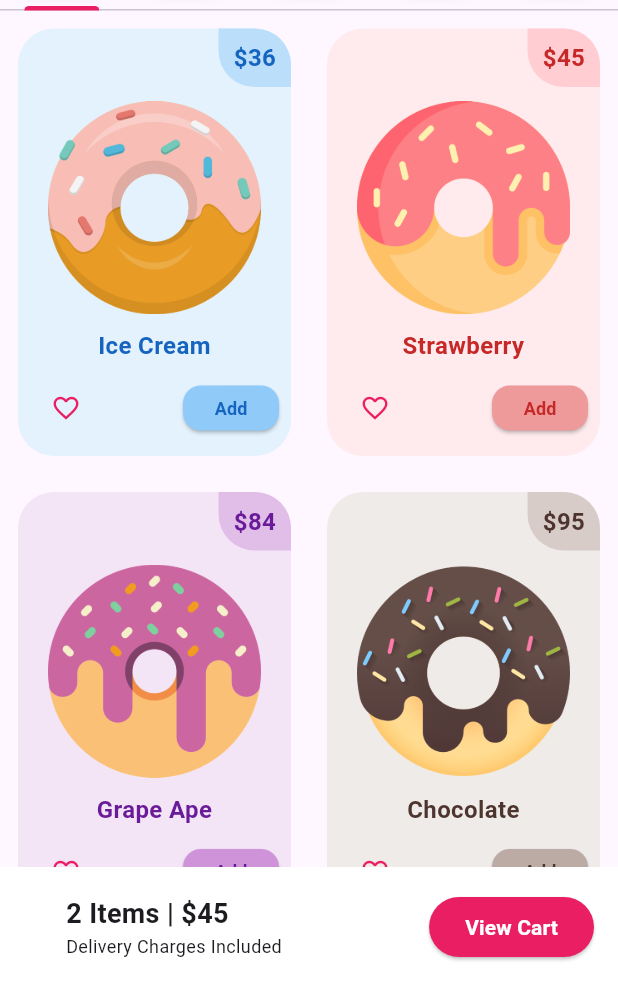
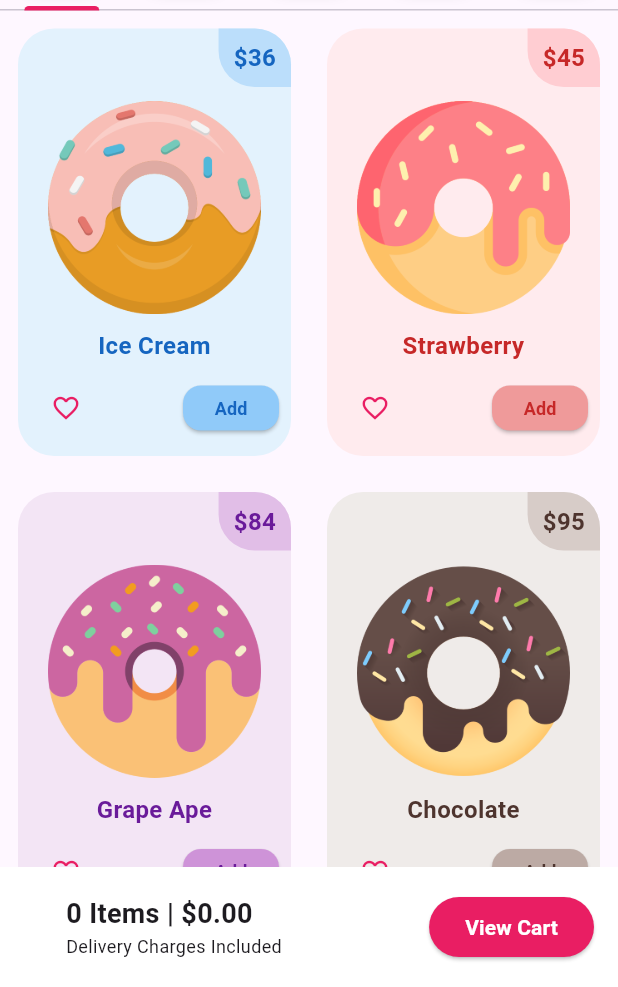
Before and after one commit to ElenaCV12/donut_app_8sc, a Flutter app: the screen it shows after launch, on a phone screen of 412 x 824 dp, the part 249-1236 px from its top. Run offline on Flutter 3.47's test engine with Material 3 defaults, Android fonts, the light colour scheme and no system bars.

Commit message:
Donut_cart

```diff
--- a/lib/main.dart
+++ b/lib/main.dart
@@ -1,24 +1,30 @@
 import 'package:donut_app_8sc/pages/home_page.dart';
+import 'package:donut_app_8sc/tabs/donut_tab.dart'; // Import the DonutTab
 import 'package:flutter/material.dart';
+import 'package:provider/provider.dart'; // Import provider package
 
 void main() {
-  runApp(const MyApp());
+  runApp(
+    // Wrap the app with ChangeNotifierProvider
+    ChangeNotifierProvider(
+      create: (context) => DonutTab(), // Create an instance of DonutTab
+      child: const MyApp(), // Your existing MyApp
+    ),
+  );
 }
 
 class MyApp extends StatelessWidget {
   const MyApp({super.key});
 
-  // This widget is the root of your application.
   @override
   Widget build(BuildContext context) {
     return MaterialApp(
       debugShowCheckedModeBanner: false,
-      title: 'Flutter Demo',
+      title: 'Donut Shop',
       theme: ThemeData(
-        //colorScheme: ColorScheme.fromSeed(seedColor: Colors.deepPurple),
         useMaterial3: true,
         tabBarTheme: const TabBarTheme(
-          indicatorColor: Colors.pink, //cambia el indicador de los tabs
+          indicatorColor: Colors.pink,
         ),
       ),
       home: const HomePage(),
--- a/lib/pages/home_page.dart
+++ b/lib/pages/home_page.dart
@@ -1,3 +1,4 @@
+import 'package:donut_app_8sc/pages/cart_page.dart';
 import 'package:donut_app_8sc/tabs/burger_tab.dart';
 import 'package:donut_app_8sc/tabs/pancakes_tab.dart';
 import 'package:donut_app_8sc/tabs/donut_tab.dart';
@@ -5,17 +6,16 @@ import 'package:donut_app_8sc/tabs/pizza_tab.dart';
 import 'package:donut_app_8sc/tabs/smoothie_tab.dart';
 import 'package:donut_app_8sc/utils/my_tab.dart';
 import 'package:flutter/material.dart';
-
+import 'package:provider/provider.dart';
 
 class HomePage extends StatefulWidget {
   const HomePage({super.key});
 
   @override
-  State<HomePage> createState() => _HomePageState();  //
+  State<HomePage> createState() => _HomePageState();
 }
 
 class _HomePageState extends State<HomePage> {
-
   List<Widget> myTabs = [
     //donut tab
     const MyTab(iconPath: 'lib/icons/donut.png', tabName: 'Donuts'),
@@ -27,77 +27,117 @@ class _HomePageState extends State<HomePage> {
     const MyTab(iconPath: 'lib/icons/pancakes.png', tabName: 'Pancakes'),
     //pizza tab
     const MyTab(iconPath: 'lib/icons/pizza.png', tabName: 'Pizza'),
-  ]; //lista de tipo widget
+  ];
 
   @override
   Widget build(BuildContext context) {
-    return  DefaultTabController(
+    return DefaultTabController(
       length: myTabs.length,
       child: Scaffold(
-        appBar: AppBar(backgroundColor: Colors.transparent, leading: Icon(Icons.menu, color: Colors.grey[800]),
-        actions: [Padding(
-          padding: const EdgeInsets.only(right:12.0), //padding a la derecha al icono de usuario
-          child: IconButton(onPressed: (){}, icon: Icon(Icons.person)),
-        )],),
+        appBar: AppBar(
+          backgroundColor: Colors.transparent,
+          leading: Icon(Icons.menu, color: Colors.grey[800]),
+          actions: [
+            Padding(
+              padding: const EdgeInsets.only(right: 12.0),
+              child: IconButton(
+                onPressed: () {},
+                icon: Icon(Icons.person)
+              ),
+            )
+          ],
+        ),
         body: Column(
           children: [
             const Padding(
-              padding:  EdgeInsets.only(left: 24.0),
+              padding: EdgeInsets.only(left: 24.0),
               child: Row(
                 children: [
                   Text('I Want to ', style: TextStyle(fontSize: 32)),
-                  Text('Eat', style: TextStyle(fontSize: 32, fontWeight: FontWeight.bold, decoration: TextDecoration.underline,))
+                  Text('Eat',
+                    style: TextStyle(
+                      fontSize: 32,
+                      fontWeight: FontWeight.bold,
+                      decoration: TextDecoration.underline,
+                    )
+                  )
                 ],
               ),
             ),
-            //Tab Bar para un menu de elementos
-            TabBar(tabs: myTabs,
+            // Tab Bar for menu items
+            TabBar(
+              tabs: myTabs,
               labelColor: Colors.pink,
-            unselectedLabelColor: Colors.grey,), //color del texto seleccionado
-            //Tab Bar view
-            Expanded(child:
-            TabBarView(
+              unselectedLabelColor: Colors.grey,
+            ),
+            // Tab Bar view
+            Expanded(
+              child: TabBarView(
                 children: [
-              DonutTab(),
+                  // Use Consumer for DonutTab
+                  Consumer<DonutTab>(
+                    builder: (context, donutTab, child) {
+                      return donutTab.buildDonutGrid();
+                    },
+                  ),
                   BurgerTab(),
                   SmoothieTab(),
                   PancakesTab(),
                   PizzaTab(),
                 ]
-              )),
+              )
+            ),
 
-            //carrito
-            Container(
+            // Cart Section
+            Consumer<DonutTab>(
+              builder: (context, donutTab, child) {
+                return Container(
                   color: Colors.white,
                   padding: const EdgeInsets.all(16),
                   child: Row(
                     mainAxisAlignment: MainAxisAlignment.spaceBetween,
                     children: [
-                const Padding(padding: EdgeInsets.only(left: 28),
-                child: Column (
-                  //Alineado a la izquierda
+                      Padding(
+                        padding: const EdgeInsets.only(left: 28),
+                        child: Column(
                           crossAxisAlignment: CrossAxisAlignment.start,
                           children: [
-                    Text("2 Items | \$45",
+                            Text(
+                              "${donutTab.cartItems.length} Items | \$${donutTab.calculateTotal()}",
                               style: TextStyle(
                                 fontSize: 18,
                                 fontWeight: FontWeight.bold,
-                    ),),
-                    Text('Delivery Charges Included',
-                    style: TextStyle(fontSize: 12),)
+                              ),
+                            ),
+                            const Text(
+                              'Delivery Charges Included',
+                              style: TextStyle(fontSize: 12),
+                            )
                           ],
-                ),),
-                ElevatedButton(onPressed: (){},
+                        ),
+                      ),
+                      ElevatedButton(
+                        onPressed: () => Navigator.push(
+                          context,
+                          MaterialPageRoute(
+                            builder: (context) => const CartPage(),
+                          ),
+                        ),
                         style: ElevatedButton.styleFrom(
                           backgroundColor: Colors.pink
                         ),
-                 child: const Text("View Cart",
+                        child: const Text(
+                          "View Cart",
                           style: TextStyle(
                             color: Colors.white,
                             fontWeight: FontWeight.bold,
-                 ),))
+                          ),
+                        )
+                      )
                     ],
                   ),
+                );
+              },
             )
           ],
         ),
--- a/lib/tabs/donut_tab.dart
+++ b/lib/tabs/donut_tab.dart
@@ -1,9 +1,10 @@
+import 'package:flutter/foundation.dart';
+import 'package:flutter/material.dart';
 import 'package:donut_app_8sc/utils/donut_tile.dart';
-import 'package:flutter/material.dart';
 
-class DonutTab extends StatelessWidget {
-  //lista de donas
-  final List donutsOnSale = [
+class DonutTab extends ChangeNotifier {
+  // List of donuts on sale
+  final List _donutsOnSale = [
     //[donutFlavor, donutPrice, donutColor, imageName]
     ["Ice Cream", "36", Colors.blue, "lib/images/icecream_donut.png"],
     ["Strawberry", "45", Colors.red, "lib/images/strawberry_donut.png"],
@@ -15,26 +16,53 @@ class DonutTab extends StatelessWidget {
     ["Red Velvet", "70", Colors.brown, "lib/images/donut_redvelvet.png"],
   ];
 
-  DonutTab({super.key});
+  // List of cart items
+  final List _cartItems = [];
 
-  @override
-  Widget build(BuildContext context) {
-    return
-    GridView.builder(
-      //Como se va a distribuir
-      gridDelegate:
-      const SliverGridDelegateWithFixedCrossAxisCount(
-        crossAxisCount: 2, childAspectRatio: 1/1.5),
-        //que elementos tendrá
-      itemBuilder: (context, index){
-        return DonutTile (
-          donutFlavor: donutsOnSale[index][0],
-          donutPrice : donutsOnSale[index][1],
-          donutColor: donutsOnSale[index][2],
-          imageName: donutsOnSale[index][3]
+  // Getters
+  List get donutsOnSale => _donutsOnSale;
+  List get cartItems => _cartItems;
+
+  // Add item to cart
+  void addItemToCart(int index) {
+    _cartItems.add(_donutsOnSale[index]);
+    notifyListeners(); // Important to update UI
+  }
+
+  // Remove item from cart
+  void removeItemFromCart(int index) {
+    _cartItems.removeAt(index);
+    notifyListeners(); // Important to update UI
+  }
+
+  // Calculate total price
+  String calculateTotal() {
+    double totalPrice = 0;
+    for (int i = 0; i < _cartItems.length; i++) {
+      totalPrice += double.parse(_cartItems[i][1]);
+    }
+    return totalPrice.toStringAsFixed(2);
+  }
+
+  // Build method for GridView of donuts
+  Widget buildDonutGrid() {
+    return GridView.builder(
+      gridDelegate: const SliverGridDelegateWithFixedCrossAxisCount(
+        crossAxisCount: 2,
+        childAspectRatio: 1/1.5
+      ),
+      itemBuilder: (context, index) {
+        return DonutTile(
+          donutFlavor: _donutsOnSale[index][0],
+          donutPrice: _donutsOnSale[index][1],
+          donutColor: _donutsOnSale[index][2],
+          imageName: _donutsOnSale[index][3],
+          onPressed: () {
+            addItemToCart(index);
+          },
         );
-      }, // número de items que se mostrarán
-      itemCount: donutsOnSale.length,
-      ); // el gridDelgate, es como va organizado todo
+      },
+      itemCount: _donutsOnSale.length,
+    );
   }
 }
--- a/lib/utils/donut_tile.dart
+++ b/lib/utils/donut_tile.dart
@@ -8,8 +8,9 @@ class DonutTile extends StatelessWidget {
 
   //valor fijo del borde circular
   final double borderRadius = 24;
+  final void Function()? onPressed;
 
-  const DonutTile({super.key, required this.donutFlavor, required this.donutPrice, this.donutColor, required this.imageName});
+  const DonutTile({super.key, required this.donutFlavor, required this.donutPrice, this.donutColor, required this.imageName, required this.onPressed});
 
   @override
   Widget build(BuildContext context) {
@@ -104,7 +105,7 @@ class DonutTile extends StatelessWidget {
                           borderRadius: BorderRadius.circular(borderRadius/2),
                         ),
                       ),
-                      onPressed: () {},
+                      onPressed: onPressed,
                       child: const Text(
                         'Add',
                         style: TextStyle(
--- a/pubspec.yaml
+++ b/pubspec.yaml
@@ -30,6 +30,7 @@ environment:
 dependencies:
   flutter:
     sdk: flutter
+  provider: ^6.0.0
 
   # The following adds the Cupertino Icons font to your application.
   # Use with the CupertinoIcons class for iOS style icons.
```
Also changed, not shown: lib/pages/cart_page.dart (added, +110 -0 lines), pubspec.lock. Lines whose indentation alone changed are shown as unchanged.
